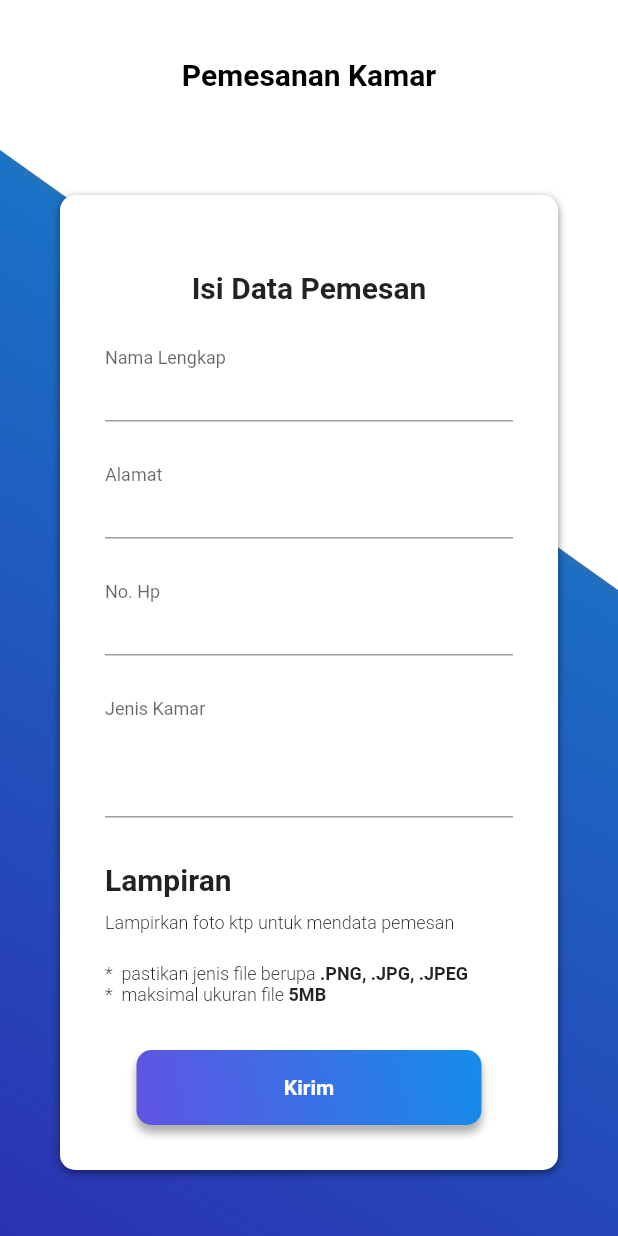
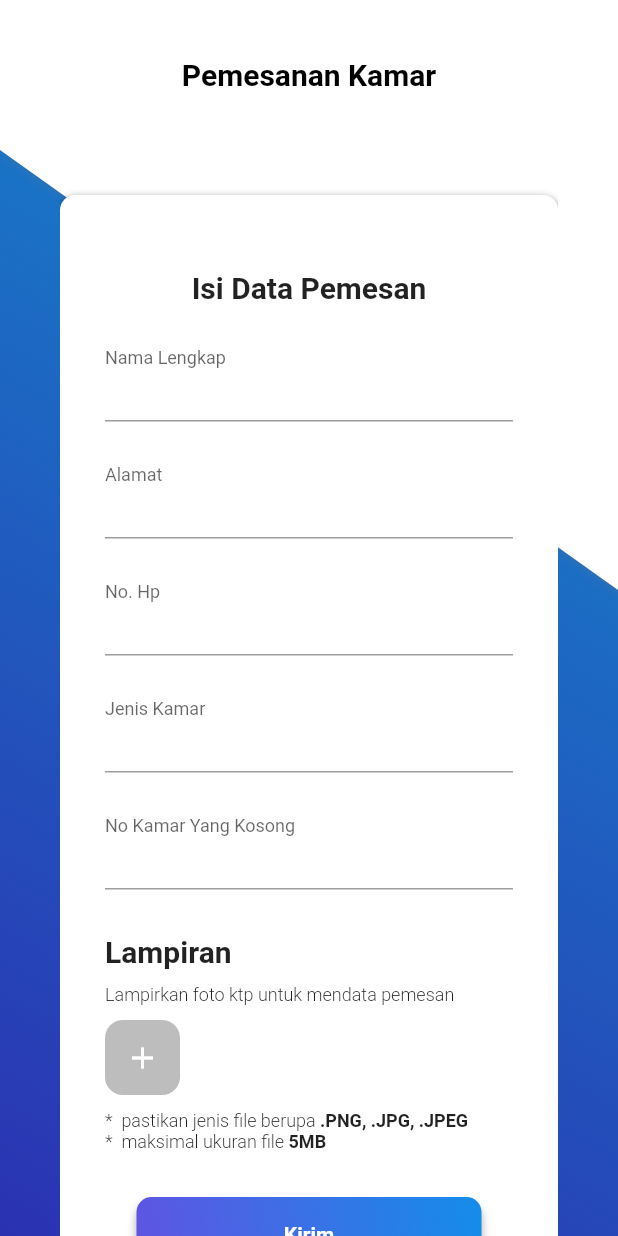
Before and after one commit to abdlhli/SiKost-Mobile, a Flutter app: the Pemesanan screen opened directly, after a tap on "Kirim", on a phone screen of 412 x 824 dp. Run offline on Flutter 3.47's test engine with Material 2 defaults, Android fonts, the light colour scheme and no system bars; our stand-ins replace convex_bottom_bar, file_picker, image_picker, persistent_bottom_nav_bar, shared_preferences; missing offline and left inert: bottom_bar_matu, material_color_generator; accounts and stored records are empty; network calls fail.

Commit message:
Menambahkan fungsi api untuk melakukan kirim pemesanan

```diff
--- a/lib/Screen/Booking/KamarMandiDalam.dart
+++ b/lib/Screen/Booking/KamarMandiDalam.dart
@@ -16,7 +16,9 @@ class KamarMandiDalam extends StatefulWidget {
 
   Future<Getketkamar> fetchData() async {
     final response = await http
-        .get(Uri.parse('http://sikostan.my.id/api/Kamar.php?id_jenis_kamar=1'));
+        // .get(Uri.parse('http://sikostan.my.id/api/Kamar.php?id_jenis_kamar=1'));
+        .get(Uri.parse(
+            'http://192.168.100.14/sikostan/api/Kamar.php?id_jenis_kamar=1'));
     if (response.statusCode == 200) {
       // jika response sukses, parse data menggunakan method getketkamarFromJson
       return Getketkamar.fromJson(json.decode(response.body));
@@ -267,7 +269,7 @@ class _KamarMandiDalamState extends State<KamarMandiDalam> {
                         onPressed: () {
                           Navigator.of(context).pushReplacement(
                               MaterialPageRoute(
-                                  builder: (context) => const Pemesanan()));
+                                  builder: (context) => Pemesanan()));
                         },
                       ),
                     ))),
--- a/lib/Screen/Booking/KamarMandiLuar.dart
+++ b/lib/Screen/Booking/KamarMandiLuar.dart
@@ -16,7 +16,9 @@ class KamarMandiLuar extends StatefulWidget {
 
   Future<Getketkamar> fetchData() async {
     final response = await http
-        .get(Uri.parse('http://sikostan.my.id/api/Kamar.php?id_jenis_kamar=2'));
+        // .get(Uri.parse('http://sikostan.my.id/api/Kamar.php?id_jenis_kamar=2'));
+        .get(Uri.parse(
+            'http://192.168.100.14/sikostan/api/Kamar.php?id_jenis_kamar=2'));
     if (response.statusCode == 200) {
       // jika response sukses, parse data menggunakan method getketkamarFromJson
       return Getketkamar.fromJson(json.decode(response.body));
@@ -40,7 +42,7 @@ class _KamarMandiLuarState extends State<KamarMandiLuar> {
               backgroundColor: Colors.white,
               elevation: 0,
               centerTitle: true,
-              title: const Text("Kamar Mandi Dalam",
+              title: const Text("Kamar Mandi Luar",
                   style: TextStyle(
                       color: Colors.black,
                       fontWeight: FontWeight.w600,
@@ -271,7 +273,7 @@ class _KamarMandiLuarState extends State<KamarMandiLuar> {
                         onPressed: () {
                           Navigator.of(context).pushReplacement(
                               MaterialPageRoute(
-                                  builder: (context) => const Pemesanan()));
+                                  builder: (context) => Pemesanan()));
                         },
                       ),
                     ))),
--- a/lib/Screen/Booking/Pemesanan.dart
+++ b/lib/Screen/Booking/Pemesanan.dart
@@ -1,19 +1,74 @@
-import 'package:flutter/material.dart';
+// ignore_for_file: file_names, avoid_print, must_be_immutable
+
+import 'dart:io';
 import 'dart:math' as math;
+import 'package:file_picker/file_picker.dart';
 import 'package:sikost/Widget/boxShadow.dart';
 import 'package:flutter/material.dart';
-import 'dart:math' as math;
 import 'package:http/http.dart' as http;
+import 'package:sikost/api/postPemesanan.dart';
 
 class Pemesanan extends StatefulWidget {
-  const Pemesanan({Key? key}) : super(key: key);
-
   @override
   State<Pemesanan> createState() => _PemesananState();
-
 }
 
 class _PemesananState extends State<Pemesanan> {
+  TextEditingController namapsn = TextEditingController();
+  TextEditingController nokampsn = TextEditingController();
+  TextEditingController jenispsn = TextEditingController();
+  TextEditingController alamatpsn = TextEditingController();
+  TextEditingController hppsn = TextEditingController();
+
+  FilePickerResult? result;
+  String? _fileName;
+  PlatformFile? pickedFile;
+  bool isLoading = false;
+  File? fileToDisplay;
+
+  void pickFile() async {
+    try {
+      setState(() {
+        isLoading = true;
+      });
+      result = await FilePicker.platform
+          .pickFiles(type: FileType.any, allowMultiple: false);
+      if (result != null) {
+        _fileName = result!.files.first.name;
+        pickedFile = result!.files.first;
+        fileToDisplay = File(pickedFile!.path.toString());
+      }
+      setState(() {
+        isLoading = false;
+      });
+    } catch (e) {
+      print(e);
+    }
+  }
+
+  Future<dynamic> pesanKamar(BuildContext context, namapsn, jenispsn, nokampsn,
+      alamatpsn, hppsn, lampiranpsn) async {
+    var request = http.MultipartRequest(
+        'POST', Uri.parse('http://192.168.100.14/sikostan/api/Pemesanan.php'));
+    request.fields.addAll({
+      'jenis_kamar_psn': jenispsn.text,
+      'no_kamar_psn': nokampsn.text,
+      'nama_psn': namapsn.text,
+      'alamat_psn': alamatpsn.text,
+      'no_hp_psn': hppsn.text,
+    });
+    request.files.add(await http.MultipartFile.fromPath(
+        'lampiran_ktp_psn', pickedFile!.path.toString()));
+
+    http.StreamedResponse response = await request.send();
+
+    if (response.statusCode == 200) {
+      print(await response.stream.bytesToString());
+    } else {
+      print(response.reasonPhrase);
+    }
+  }
+
   @override
   Widget build(BuildContext context) {
     return Scaffold(
@@ -96,6 +151,7 @@ class _PemesananState extends State<Pemesanan> {
                                 height: 30,
                               ),
                               TextFormField(
+                                controller: namapsn,
                                 decoration: const InputDecoration(
                                   label: Text(
                                     "Nama Lengkap",
@@ -110,6 +166,7 @@ class _PemesananState extends State<Pemesanan> {
                                 height: 30,
                               ),
                               TextFormField(
+                                controller: alamatpsn,
                                 decoration: const InputDecoration(
                                   label: Text(
                                     "Alamat",
@@ -124,6 +181,7 @@ class _PemesananState extends State<Pemesanan> {
                                 height: 30,
                               ),
                               TextFormField(
+                                controller: hppsn,
                                 decoration: const InputDecoration(
                                   label: Text("No. Hp", style: TextStyle()),
                                   contentPadding: EdgeInsets.only(bottom: 5),
@@ -135,10 +193,23 @@ class _PemesananState extends State<Pemesanan> {
                                 height: 30,
                               ),
                               TextFormField(
-                                maxLines: 3,
+                                controller: jenispsn,
                                 decoration: const InputDecoration(
                                   label:
                                       Text("Jenis Kamar", style: TextStyle()),
+                                  contentPadding: EdgeInsets.only(bottom: 5),
+                                  floatingLabelBehavior:
+                                      FloatingLabelBehavior.always,
+                                ),
+                              ),
+                              const SizedBox(
+                                height: 30,
+                              ),
+                              TextFormField(
+                                controller: nokampsn,
+                                decoration: const InputDecoration(
+                                  label: Text("No Kamar Yang Kosong",
+                                      style: TextStyle()),
                                   contentPadding: EdgeInsets.only(bottom: 5),
                                   floatingLabelBehavior:
                                       FloatingLabelBehavior.always,
@@ -175,60 +246,48 @@ class _PemesananState extends State<Pemesanan> {
                               const SizedBox(
                                 height: 10,
                               ),
-                              // if (pickedFile != null)
-                              //   Row(
-                              //     mainAxisAlignment: MainAxisAlignment.start,
-                              //     children: [
-                              //       Container(
-                              //         height: 100,
-                              //         child: Image.file(fileToDisplay!),
-                              //       ),
-                              //       const SizedBox(
-                              //         width: 20,
-                              //       ),
-                              //       Text(
-                              //         "$_fileName",
-                              //         style: const TextStyle(
-                              //             fontSize: 12,
-                              //             fontWeight: FontWeight.w300),
-                              //       ),
-                              //     ],
-                              //   )
-                              // else
-                              //   Row(
-                              //     mainAxisAlignment: MainAxisAlignment.start,
-                              //     children: [
-                              //       Container(
-                              //         width: 50,
-                              //         height: 50,
-                              //         decoration: BoxDecoration(
-                              //             color: Colors.grey[400],
-                              //             borderRadius:
-                              //                 BorderRadius.circular(12)),
-                              //         child: IconButton(
-                              //           icon: isLoading
-                              //               ? const CircularProgressIndicator()
-                              //               : const Icon(
-                              //                   Icons.add,
-                              //                   color: Colors.white,
-                              //                 ),
-                              //           onPressed: () {
-                              //             print("you touched");
-                              //             pickFile();
-                              //           },
-                              //         ),
-                              //       ),
-                              //       const SizedBox(
-                              //         width: 20,
-                              //       ),
-                              //       Text(
-                              //         "$_fileName",
-                              //         style: const TextStyle(
-                              //             fontSize: 12,
-                              //             fontWeight: FontWeight.w300),
-                              //       ),
-                              //     ],
-                              //   ),
+                              if (pickedFile != null)
+                                Row(
+                                  mainAxisAlignment: MainAxisAlignment.start,
+                                  children: [
+                                    SizedBox(
+                                      height: 100,
+                                      child: Image.file(fileToDisplay!),
+                                    ),
+                                    const SizedBox(
+                                      width: 20,
+                                    ),
+                                  ],
+                                )
+                              else
+                                Row(
+                                  mainAxisAlignment: MainAxisAlignment.start,
+                                  children: [
+                                    Container(
+                                      width: 50,
+                                      height: 50,
+                                      decoration: BoxDecoration(
+                                          color: Colors.grey[400],
+                                          borderRadius:
+                                              BorderRadius.circular(12)),
+                                      child: IconButton(
+                                        icon: isLoading
+                                            ? const CircularProgressIndicator()
+                                            : const Icon(
+                                                Icons.add,
+                                                color: Colors.white,
+                                              ),
+                                        onPressed: () {
+                                          print("you touched");
+                                          pickFile();
+                                        },
+                                      ),
+                                    ),
+                                    const SizedBox(
+                                      width: 20,
+                                    ),
+                                  ],
+                                ),
                               const SizedBox(
                                 height: 10,
                               ),
@@ -301,11 +360,17 @@ class _PemesananState extends State<Pemesanan> {
                                       fontWeight: FontWeight.w700,
                                     ),
                                   ),
-                                  onPressed: () {},
+                                  onPressed: () async {
+                                    pesanKamar(context, alamatpsn, nokampsn,
+                                        hppsn, namapsn, jenispsn, _fileName);
+                                  },
                                 ),
                               ),
                             ],
-                          )))
+                          ))),
+                  const SizedBox(
+                    height: 40,
+                  ),
                 ],
               ),
             ]),
--- a/lib/Screen/OnBoarding.dart
+++ b/lib/Screen/OnBoarding.dart
@@ -2,6 +2,7 @@
 
 import 'package:flutter/material.dart';
 import 'package:sikost/Screen/Booking/JenisKamar.dart';
+import 'package:sikost/Screen/login.dart';
 import 'package:sikost/Widget/presistent_navbar.dart';
 
 class OnBoarding extends StatelessWidget {
@@ -130,7 +131,7 @@ class OnBoarding extends StatelessWidget {
                   ),
                   onPressed: () {
                     Navigator.of(context).pushReplacement(
-                        MaterialPageRoute(builder: (context) => Persistent()));
+                        MaterialPageRoute(builder: (context) => loginPage()));
                   },
                 ),
               ),
--- a/lib/main.dart
+++ b/lib/main.dart
@@ -19,7 +19,7 @@ class MyApp extends StatelessWidget {
           color: const Color.fromARGB(255, 20, 136, 204),
         ),
       ),
-      home: loginPage(),
+      home: OnBoarding(),
     );
   }
 }
```
Also changed, not shown: lib/Screen/Home/home.dart (+6 -3 lines), lib/Screen/login.dart (+9 -11 lines), lib/api/postPemesanan.dart (added, +31 -0 lines).
